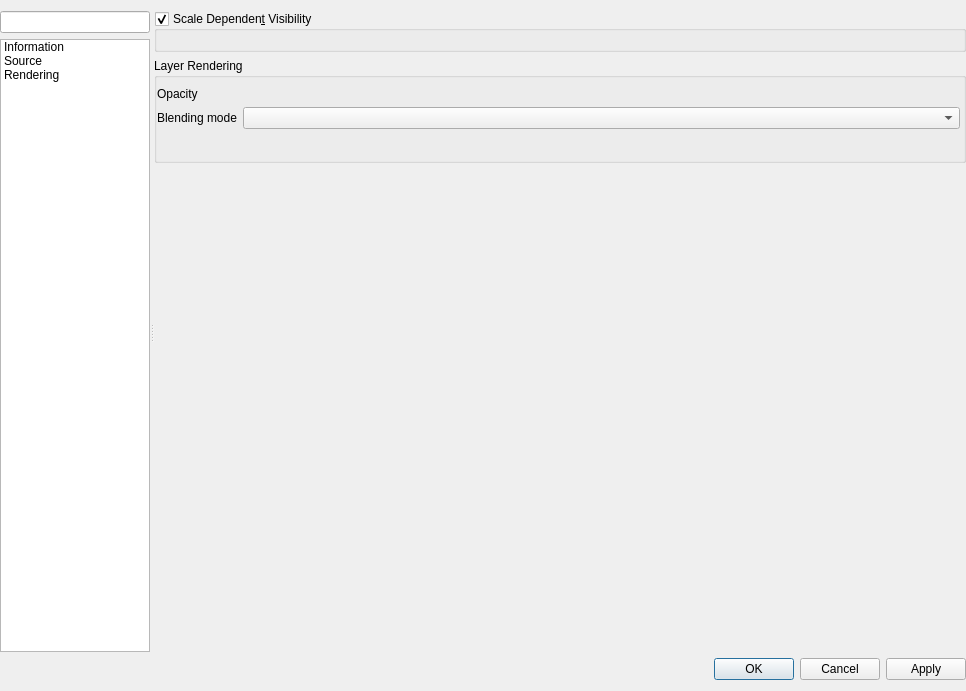
Old version of the form src/ui/annotations/qgsannotationlayerpropertiesbase.ui in the repository nextgis/nextgisqgis.
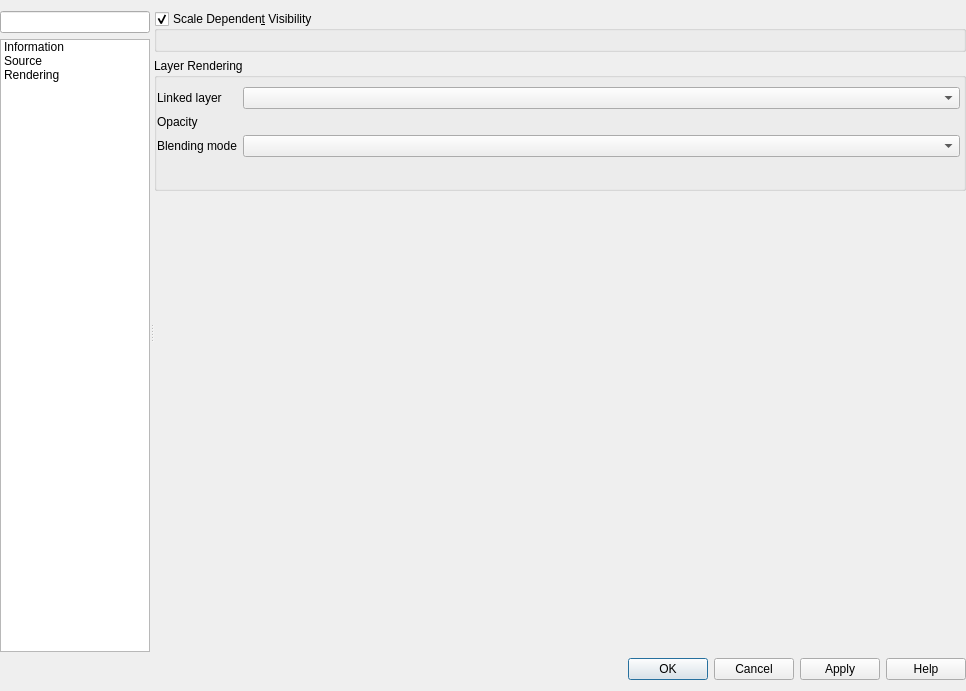
New version of the form. Icons and pictures are not drawn. Custom widgets are drawn as their Qt base class.

```diff
--- a/src/ui/annotations/qgsannotationlayerpropertiesbase.ui
+++ b/src/ui/annotations/qgsannotationlayerpropertiesbase.ui
@@ -325,7 +325,7 @@
                 <x>0</x>
                 <y>0</y>
                 <width>812</width>
-                <height>640</height>
+                <height>641</height>
                </rect>
               </property>
               <layout class="QVBoxLayout" name="verticalLayout_6">
@@ -377,35 +377,14 @@
                  <property name="saveCollapsedState" stdset="0">
                   <bool>false</bool>
                  </property>
-                 <layout class="QGridLayout" name="gridLayout_2">
+                 <layout class="QGridLayout" name="gridLayout_2" columnstretch="1,0,0,2">
                   <property name="leftMargin">
                    <number>0</number>
                   </property>
                   <property name="rightMargin">
                    <number>3</number>
                   </property>
-                  <item row="0" column="1" colspan="3">
-                   <widget class="QgsOpacityWidget" name="mOpacityWidget" native="true">
-                    <property name="focusPolicy">
-                     <enum>Qt::StrongFocus</enum>
-                    </property>
-                   </widget>
-                  </item>
-                  <item row="1" column="0">
-                   <widget class="QLabel" name="lblBlend">
-                    <property name="text">
-                     <string>Blending mode</string>
-                    </property>
-                   </widget>
-                  </item>
-                  <item row="0" column="0">
-                   <widget class="QLabel" name="lblTransparency">
-                    <property name="text">
-                     <string>Opacity</string>
-                    </property>
-                   </widget>
-                  </item>
-                  <item row="2" column="0" colspan="4">
+                  <item row="3" column="0" colspan="4">
                    <widget class="QgsEffectStackCompactWidget" name="mEffectWidget" native="true">
                     <property name="minimumSize">
                      <size>
@@ -418,7 +397,28 @@
                     </property>
                    </widget>
                   </item>
+                  <item row="1" column="0">
+                   <widget class="QLabel" name="lblTransparency">
+                    <property name="text">
+                     <string>Opacity</string>
+                    </property>
+                   </widget>
+                  </item>
                   <item row="1" column="1" colspan="3">
+                   <widget class="QgsOpacityWidget" name="mOpacityWidget" native="true">
+                    <property name="focusPolicy">
+                     <enum>Qt::StrongFocus</enum>
+                    </property>
+                   </widget>
+                  </item>
+                  <item row="2" column="0">
+                   <widget class="QLabel" name="lblBlend">
+                    <property name="text">
+                     <string>Blending mode</string>
+                    </property>
+                   </widget>
+                  </item>
+                  <item row="2" column="1" colspan="3">
                    <widget class="QgsBlendModeComboBox" name="mBlendModeComboBox">
                     <property name="sizePolicy">
                      <sizepolicy hsizetype="Expanding" vsizetype="Preferred">
@@ -428,6 +428,20 @@
                     </property>
                    </widget>
                   </item>
+                  <item row="0" column="0">
+                   <widget class="QLabel" name="layerLabel">
+                    <property name="text">
+                     <string>Linked layer</string>
+                    </property>
+                   </widget>
+                  </item>
+                  <item row="0" column="1" colspan="3">
+                   <widget class="QgsMapLayerComboBox" name="mLayerComboBox">
+                    <property name="toolTip">
+                     <string>Allows the annotation layer to be associated with a map layer. If set, the annotations will only be visible when the layer is visible.</string>
+                    </property>
+                   </widget>
+                  </item>
                  </layout>
                 </widget>
                </item>
@@ -489,7 +503,7 @@
          <enum>Qt::Horizontal</enum>
         </property>
         <property name="standardButtons">
-         <set>QDialogButtonBox::Apply|QDialogButtonBox::Cancel|QDialogButtonBox::Ok</set>
+         <set>QDialogButtonBox::StandardButton::Apply|QDialogButtonBox::StandardButton::Cancel|QDialogButtonBox::StandardButton::Help|QDialogButtonBox::StandardButton::Ok</set>
         </property>
        </widget>
       </item>
@@ -544,6 +558,11 @@
    <header>qgsopacitywidget.h</header>
    <container>1</container>
   </customwidget>
+  <customwidget>
+   <class>QgsMapLayerComboBox</class>
+   <extends>QComboBox</extends>
+   <header location="global">qgsmaplayercombobox.h</header>
+  </customwidget>
  </customwidgets>
  <tabstops>
   <tabstop>mSearchLineEdit</tabstop>
```
Left out of the diff: 1 changed line with no effect on the pictures.
